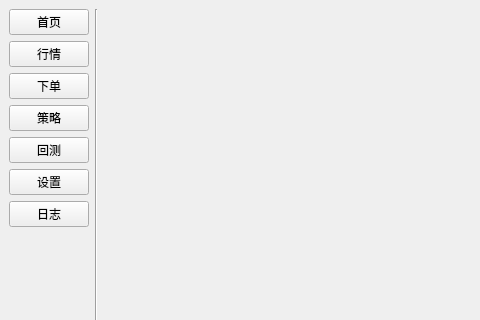
Before: the Qt Designer form app/ui/mainwindow.ui in ctpbee/ctpbee_desktop, drawn with Qt 5; both pictures show x 0 to 480 and y 0 to 320 of the 1016 by 700 pixel window.
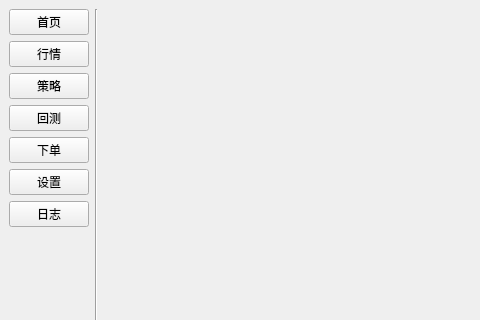
After: the same form once the commit is applied. Icons and pictures are not drawn.

Patch:
```diff
--- a/app/ui/mainwindow.ui
+++ b/app/ui/mainwindow.ui
@@ -35,13 +35,6 @@
         </property>
        </widget>
       </item>
-      <item>
-       <widget class="QPushButton" name="order_btn">
-        <property name="text">
-         <string>下单</string>
-        </property>
-       </widget>
-      </item>
       <item>
        <widget class="QPushButton" name="strategy_btn">
         <property name="text">
@@ -56,6 +49,13 @@
         </property>
        </widget>
       </item>
+      <item>
+       <widget class="QPushButton" name="order_btn">
+        <property name="text">
+         <string>下单</string>
+        </property>
+       </widget>
+      </item>
       <item>
        <widget class="QPushButton" name="setting_btn">
         <property name="text">
```
